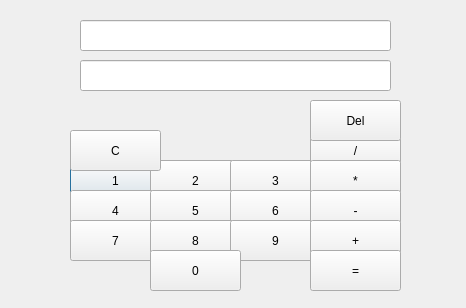
Before: the Qt Designer form _uiFiles/calculator.ui in monitoro/QtPy5, drawn with Qt 5.
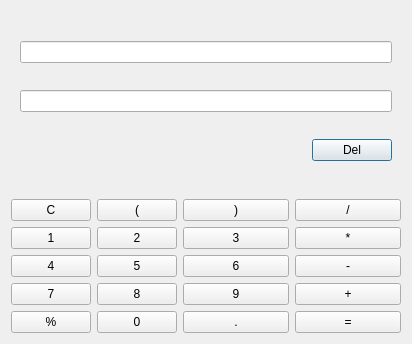
After: the same form once the commit is applied.

Commit message: pyuic5 -x _uiFiles/calculator -o UI.py 로 변환

```diff
--- a/_uiFiles/calculator.ui
+++ b/_uiFiles/calculator.ui
@@ -6,260 +6,199 @@
    <rect>
     <x>0</x>
     <y>0</y>
-    <width>466</width>
-    <height>308</height>
+    <width>412</width>
+    <height>344</height>
    </rect>
   </property>
   <property name="windowTitle">
    <string>Dialog</string>
   </property>
+  <layout class="QGridLayout" name="gridLayout_2">
+   <item row="0" column="0">
+    <widget class="QWidget" name="widget" native="true">
+     <layout class="QGridLayout" name="gridLayout_3">
+      <item row="0" column="0" colspan="2">
   <widget class="QLineEdit" name="q_lineEdit">
-   <property name="geometry">
-    <rect>
-     <x>80</x>
-     <y>20</y>
-     <width>311</width>
-     <height>31</height>
-    </rect>
-   </property>
    <property name="text">
     <string/>
    </property>
   </widget>
-  <widget class="QPushButton" name="num_pushButton_1">
-   <property name="geometry">
-    <rect>
-     <x>70</x>
-     <y>160</y>
-     <width>91</width>
-     <height>41</height>
-    </rect>
-   </property>
+      </item>
+      <item row="1" column="0" colspan="2">
+       <widget class="QLineEdit" name="a_lineEdit">
    <property name="text">
-    <string>1</string>
-   </property>
-  </widget>
-  <widget class="QPushButton" name="num_pushButton_2">
-   <property name="geometry">
-    <rect>
-     <x>150</x>
-     <y>160</y>
-     <width>91</width>
-     <height>41</height>
-    </rect>
-   </property>
-   <property name="text">
-    <string>2</string>
-   </property>
-  </widget>
-  <widget class="QPushButton" name="num_pushButton_3">
-   <property name="geometry">
-    <rect>
-     <x>230</x>
-     <y>160</y>
-     <width>91</width>
-     <height>41</height>
-    </rect>
-   </property>
+         <string/>
+        </property>
+       </widget>
+      </item>
+      <item row="2" column="0">
+       <spacer name="horizontalSpacer">
+        <property name="orientation">
+         <enum>Qt::Horizontal</enum>
+        </property>
+        <property name="sizeHint" stdset="0">
+         <size>
+          <width>297</width>
+          <height>20</height>
+         </size>
+        </property>
+       </spacer>
+      </item>
+      <item row="2" column="1">
+       <widget class="QPushButton" name="del_pushButton">
    <property name="text">
-    <string>3</string>
-   </property>
-  </widget>
-  <widget class="QPushButton" name="num_pushButton_4">
-   <property name="geometry">
-    <rect>
-     <x>70</x>
-     <y>190</y>
-     <width>91</width>
-     <height>41</height>
-    </rect>
-   </property>
-   <property name="text">
-    <string>4</string>
-   </property>
-  </widget>
-  <widget class="QPushButton" name="num_pushButton_5">
-   <property name="geometry">
-    <rect>
-     <x>150</x>
-     <y>190</y>
-     <width>91</width>
-     <height>41</height>
-    </rect>
-   </property>
+         <string>Del</string>
+        </property>
+       </widget>
+      </item>
+     </layout>
+    </widget>
+   </item>
+   <item row="1" column="0">
+    <layout class="QGridLayout" name="gridLayout">
+     <item row="0" column="2" colspan="2">
+      <widget class="QPushButton" name="p_close_pushButton">
    <property name="text">
-    <string>5</string>
-   </property>
-  </widget>
+        <string>)</string>
+       </property>
+      </widget>
+     </item>
+     <item row="2" column="2" colspan="2">
   <widget class="QPushButton" name="num_pushButton_6">
-   <property name="geometry">
-    <rect>
-     <x>230</x>
-     <y>190</y>
-     <width>91</width>
-     <height>41</height>
-    </rect>
-   </property>
    <property name="text">
     <string>6</string>
    </property>
   </widget>
-  <widget class="QPushButton" name="num_pushButton_7">
-   <property name="geometry">
-    <rect>
-     <x>70</x>
-     <y>220</y>
-     <width>91</width>
-     <height>41</height>
-    </rect>
-   </property>
+     </item>
+     <item row="2" column="1">
+      <widget class="QPushButton" name="num_pushButton_5">
    <property name="text">
-    <string>7</string>
-   </property>
-  </widget>
-  <widget class="QPushButton" name="num_pushButton_8">
-   <property name="geometry">
-    <rect>
-     <x>150</x>
-     <y>220</y>
-     <width>91</width>
-     <height>41</height>
-    </rect>
-   </property>
+        <string>5</string>
+       </property>
+      </widget>
+     </item>
+     <item row="2" column="4" colspan="2">
+      <widget class="QPushButton" name="sign_pushButton_3">
    <property name="text">
-    <string>8</string>
-   </property>
-  </widget>
-  <widget class="QPushButton" name="num_pushButton_9">
-   <property name="geometry">
-    <rect>
-     <x>230</x>
-     <y>220</y>
-     <width>91</width>
-     <height>41</height>
-    </rect>
-   </property>
-   <property name="text">
-    <string>9</string>
-   </property>
-  </widget>
+        <string>-</string>
+       </property>
+      </widget>
+     </item>
+     <item row="4" column="1">
   <widget class="QPushButton" name="num_pushButton_0">
-   <property name="geometry">
-    <rect>
-     <x>150</x>
-     <y>250</y>
-     <width>91</width>
-     <height>41</height>
-    </rect>
-   </property>
    <property name="text">
     <string>0</string>
    </property>
   </widget>
+     </item>
+     <item row="0" column="4" colspan="2">
   <widget class="QPushButton" name="sign_pushButton_1">
-   <property name="geometry">
-    <rect>
-     <x>310</x>
-     <y>130</y>
-     <width>91</width>
-     <height>41</height>
-    </rect>
-   </property>
    <property name="text">
     <string>/</string>
    </property>
   </widget>
-  <widget class="QPushButton" name="sign_pushButton_2">
-   <property name="geometry">
-    <rect>
-     <x>310</x>
-     <y>160</y>
-     <width>91</width>
-     <height>41</height>
-    </rect>
-   </property>
+     </item>
+     <item row="1" column="1">
+      <widget class="QPushButton" name="num_pushButton_2">
    <property name="text">
-    <string>*</string>
-   </property>
-  </widget>
-  <widget class="QPushButton" name="sign_pushButton_3">
-   <property name="geometry">
-    <rect>
-     <x>310</x>
-     <y>190</y>
-     <width>91</width>
-     <height>41</height>
-    </rect>
-   </property>
+        <string>2</string>
+       </property>
+      </widget>
+     </item>
+     <item row="4" column="0">
+      <widget class="QPushButton" name="per_pushButton">
    <property name="text">
-    <string>-</string>
-   </property>
-  </widget>
+        <string>%</string>
+       </property>
+      </widget>
+     </item>
+     <item row="3" column="4" colspan="2">
   <widget class="QPushButton" name="sign_pushButton_4">
-   <property name="geometry">
-    <rect>
-     <x>310</x>
-     <y>220</y>
-     <width>91</width>
-     <height>41</height>
-    </rect>
-   </property>
    <property name="text">
     <string>+</string>
    </property>
   </widget>
+     </item>
+     <item row="3" column="0">
+      <widget class="QPushButton" name="num_pushButton_7">
+       <property name="text">
+        <string>7</string>
+       </property>
+      </widget>
+     </item>
+     <item row="4" column="2" colspan="2">
+      <widget class="QPushButton" name="dot_pushButton">
+       <property name="text">
+        <string>.</string>
+       </property>
+      </widget>
+     </item>
+     <item row="4" column="4" colspan="2">
   <widget class="QPushButton" name="result_pushButton">
-   <property name="geometry">
-    <rect>
-     <x>310</x>
-     <y>250</y>
-     <width>91</width>
-     <height>41</height>
-    </rect>
-   </property>
    <property name="text">
     <string>=</string>
    </property>
   </widget>
+     </item>
+     <item row="1" column="0">
+      <widget class="QPushButton" name="num_pushButton_1">
+       <property name="text">
+        <string>1</string>
+       </property>
+      </widget>
+     </item>
+     <item row="3" column="2" colspan="2">
+      <widget class="QPushButton" name="num_pushButton_9">
+       <property name="text">
+        <string>9</string>
+       </property>
+      </widget>
+     </item>
+     <item row="0" column="0">
   <widget class="QPushButton" name="reset_pushButton">
-   <property name="geometry">
-    <rect>
-     <x>70</x>
-     <y>130</y>
-     <width>91</width>
-     <height>41</height>
-    </rect>
-   </property>
    <property name="text">
     <string>C</string>
    </property>
   </widget>
-  <widget class="QPushButton" name="del_pushButton">
-   <property name="geometry">
-    <rect>
-     <x>310</x>
-     <y>100</y>
-     <width>91</width>
-     <height>41</height>
-    </rect>
-   </property>
+     </item>
+     <item row="3" column="1">
+      <widget class="QPushButton" name="num_pushButton_8">
+       <property name="text">
+        <string>8</string>
+       </property>
+      </widget>
+     </item>
+     <item row="2" column="0">
+      <widget class="QPushButton" name="num_pushButton_4">
    <property name="text">
-    <string>Del</string>
-   </property>
-  </widget>
-  <widget class="QLineEdit" name="a_lineEdit">
-   <property name="geometry">
-    <rect>
-     <x>80</x>
-     <y>60</y>
-     <width>311</width>
-     <height>31</height>
-    </rect>
-   </property>
+        <string>4</string>
+       </property>
+      </widget>
+     </item>
+     <item row="1" column="4" colspan="2">
+      <widget class="QPushButton" name="sign_pushButton_2">
+       <property name="text">
+        <string>*</string>
+       </property>
+      </widget>
+     </item>
+     <item row="1" column="2" colspan="2">
+      <widget class="QPushButton" name="num_pushButton_3">
    <property name="text">
-    <string/>
-   </property>
-  </widget>
+        <string>3</string>
+       </property>
+      </widget>
+     </item>
+     <item row="0" column="1">
+      <widget class="QPushButton" name="p_open_pushButton">
+       <property name="text">
+        <string>(</string>
+       </property>
+      </widget>
+     </item>
+    </layout>
+   </item>
+  </layout>
  </widget>
  <resources/>
  <connections/>
```
Lines whose indentation alone changed are shown as unchanged. The commit also changes 2 other files.
